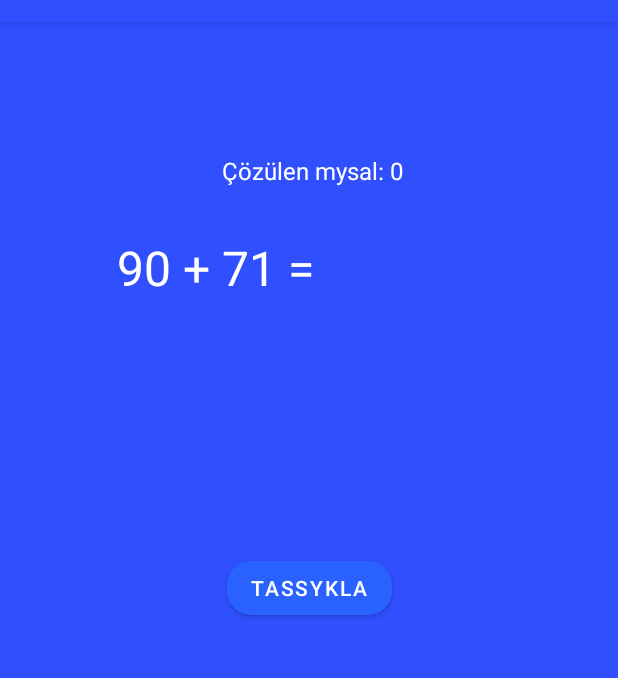
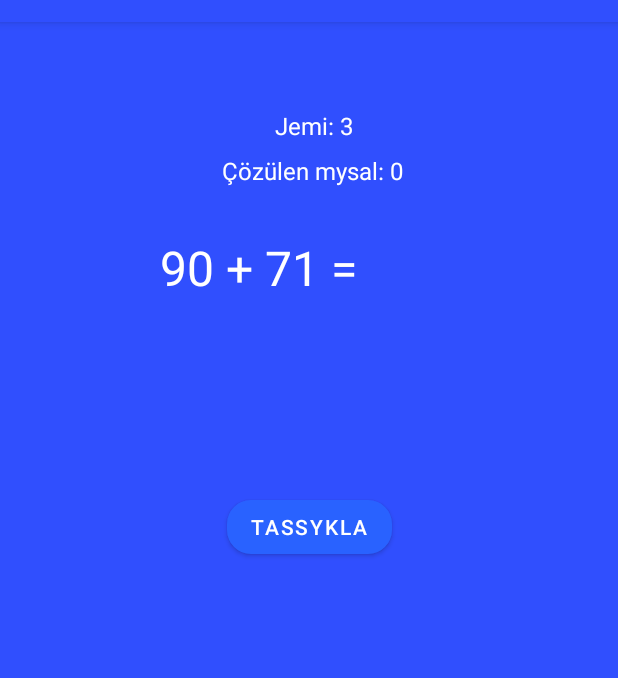
Before and after one commit to Didar99/SmartAlarmClock, an Android app: the MathActivity screen opened directly, with no data from a screen before it, on a phone screen of 412 x 824 dp, the part 62-740 px from its top. Run offline under Robolectric (Android 15) with nearby library versions, the phone set to English and light mode, and no system bars.

Commit message:
The third commit

```diff
--- a/app/src/main/java/ne/iot/gulshatdiploma/QuizLogic.java
+++ b/app/src/main/java/ne/iot/gulshatdiploma/QuizLogic.java
@@ -1,6 +1,4 @@
 package ne.iot.gulshatdiploma;
-
-import java.util.Random;
 
 public class QuizLogic {
     String equation;
@@ -11,18 +9,13 @@ public class QuizLogic {
         long num1 = Math.round(Math.random() * 100);
         long num2 = Math.round(Math.random() * 100);
 
-        final int random = new Random().nextInt(11) + 10; // [0, 60] + 20 => [20, 80]
-        long num3 = random;
-        long num4 = random;
-
-        String[] operators = {"+", "*"};
+        String[] operators = {"+", "-"};
         String operator = operators[ (int) Math.round(Math.random())];
 
         if (operator.equals("+")) {
             solution = num1 + num2;
-        }
-        else {
-            solution = num3 * num4;
+        } else {
+            solution = num1 - num2;
         }
 
         equation = String.format("%s %s %s", num1, operator, num2);
--- a/app/src/main/res/layout/activity_math.xml
+++ b/app/src/main/res/layout/activity_math.xml
@@ -34,7 +34,7 @@
         app:layout_constraintEnd_toEndOf="parent"
         app:layout_constraintStart_toStartOf="parent"
         app:layout_constraintTop_toBottomOf="@+id/displayResult"
-        app:layout_constraintVertical_bias="0.13999999" />
+        app:layout_constraintVertical_bias="0.07999998" />
 
     <TextView
         android:id="@+id/equationText"
@@ -42,11 +42,11 @@
         android:layout_height="wrap_content"
         android:layout_marginBottom="16dp"
         android:gravity="center"
+        android:textColor="@color/white"
         android:textSize="32sp"
-        android:textColor="@color/white"
         app:layout_constraintBottom_toBottomOf="parent"
         app:layout_constraintEnd_toEndOf="parent"
-        app:layout_constraintHorizontal_bias="0.277"
+        app:layout_constraintHorizontal_bias="0.38"
         app:layout_constraintStart_toStartOf="parent"
         app:layout_constraintTop_toTopOf="parent"
         app:layout_constraintVertical_bias="0.19999999" />
@@ -62,7 +62,7 @@
         app:layout_constraintEnd_toEndOf="parent"
         app:layout_constraintStart_toStartOf="parent"
         app:layout_constraintTop_toBottomOf="@+id/equationText"
-        app:layout_constraintVertical_bias="0.120000005" />
+        app:layout_constraintVertical_bias="0.089999974" />
 
     <TextView
         android:id="@+id/displayStreak"
@@ -77,4 +77,17 @@
         app:layout_constraintHorizontal_bias="0.509"
         app:layout_constraintStart_toStartOf="parent" />
 
+    <TextView
+        android:id="@+id/txt"
+        android:layout_width="wrap_content"
+        android:layout_height="wrap_content"
+        android:layout_marginBottom="8dp"
+        android:text="Jemi: 3"
+        android:textColor="@color/white"
+        android:textSize="16sp"
+        app:layout_constraintBottom_toTopOf="@+id/displayStreak"
+        app:layout_constraintEnd_toEndOf="parent"
+        app:layout_constraintHorizontal_bias="0.509"
+        app:layout_constraintStart_toStartOf="parent" />
+
 </androidx.constraintlayout.widget.ConstraintLayout>
```
